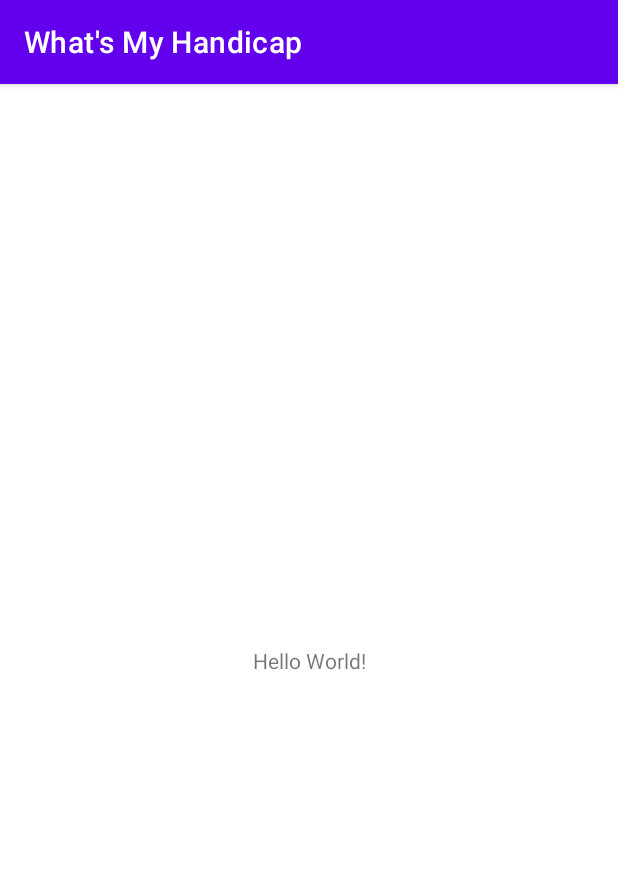
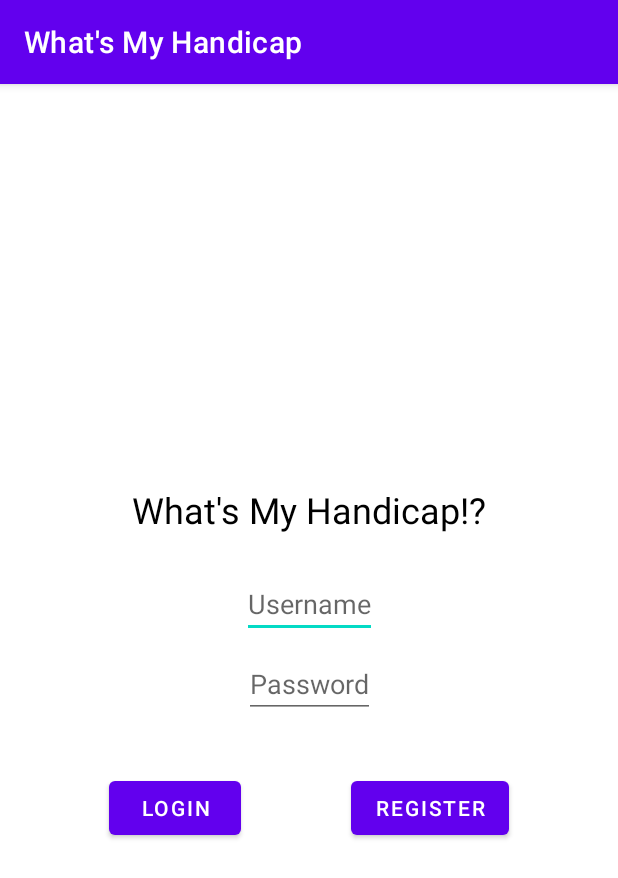
Before and after one commit to Shamalsiri/whats_my_handicap, an Android app: the screen it shows after launch (MainActivity), on a phone screen of 412 x 824 dp. Shown: the top 878 px of the screen. Run offline under Robolectric (Android 15) with nearby library versions, the phone set to English and light mode, and no system bars.

Commit message:
[SS][login_page] Base design for the login/register page

```diff
--- a/app/src/main/java/com/siriwardana/whatsmyhandicap/MainActivity.java
+++ b/app/src/main/java/com/siriwardana/whatsmyhandicap/MainActivity.java
@@ -3,12 +3,17 @@ package com.siriwardana.whatsmyhandicap;
 import androidx.appcompat.app.AppCompatActivity;
 
 import android.os.Bundle;
+import android.widget.Button;
 
 public class MainActivity extends AppCompatActivity {
+
+    Button registerBtn, loginBtn;
 
     @Override
     protected void onCreate(Bundle savedInstanceState) {
         super.onCreate(savedInstanceState);
         setContentView(R.layout.activity_main);
+
+
     }
 }
--- a/app/src/main/res/layout/activity_main.xml
+++ b/app/src/main/res/layout/activity_main.xml
@@ -7,12 +7,60 @@
     tools:context=".MainActivity">
 
     <TextView
+        android:id="@+id/tv_title"
         android:layout_width="wrap_content"
         android:layout_height="wrap_content"
-        android:text="Hello World!"
+        android:text="What's My Handicap!?"
+        android:textColor="@color/black"
+        android:textSize="24sp"
         app:layout_constraintBottom_toBottomOf="parent"
         app:layout_constraintEnd_toEndOf="parent"
         app:layout_constraintStart_toStartOf="parent"
-        app:layout_constraintTop_toTopOf="parent" />
+        app:layout_constraintTop_toTopOf="parent"
+        app:layout_constraintVertical_bias="0.364" />
+
+    <EditText
+        android:id="@+id/et_username"
+        android:layout_width="wrap_content"
+        android:layout_height="wrap_content"
+        android:layout_marginTop="24dp"
+        android:inputType="text"
+        android:hint="Username"
+        app:layout_constraintEnd_toEndOf="parent"
+        app:layout_constraintStart_toStartOf="parent"
+        app:layout_constraintTop_toBottomOf="@+id/tv_title" />
+
+    <EditText
+        android:id="@+id/et_password"
+        android:layout_width="wrap_content"
+        android:layout_height="wrap_content"
+        android:layout_marginTop="8dp"
+        android:inputType="textPassword"
+        android:hint="Password"
+        app:layout_constraintEnd_toEndOf="parent"
+        app:layout_constraintStart_toStartOf="parent"
+        app:layout_constraintTop_toBottomOf="@+id/et_username" />
+
+    <Button
+        android:id="@+id/btn_login"
+        android:layout_width="wrap_content"
+        android:layout_height="wrap_content"
+        android:layout_marginTop="36dp"
+        android:text="Login"
+        app:layout_constraintEnd_toEndOf="parent"
+        app:layout_constraintEnd_toStartOf="@+id/btn_register"
+        app:layout_constraintHorizontal_bias="0.5"
+        app:layout_constraintStart_toStartOf="parent"
+        app:layout_constraintTop_toBottomOf="@+id/et_password" />
+
+    <Button
+        android:id="@+id/btn_register"
+        android:layout_width="wrap_content"
+        android:layout_height="wrap_content"
+        android:text="Register"
+        app:layout_constraintBaseline_toBaselineOf="@+id/btn_login"
+        app:layout_constraintEnd_toEndOf="parent"
+        app:layout_constraintHorizontal_bias="0.5"
+        app:layout_constraintStart_toEndOf="@+id/btn_login" />
 
 </androidx.constraintlayout.widget.ConstraintLayout>
```
